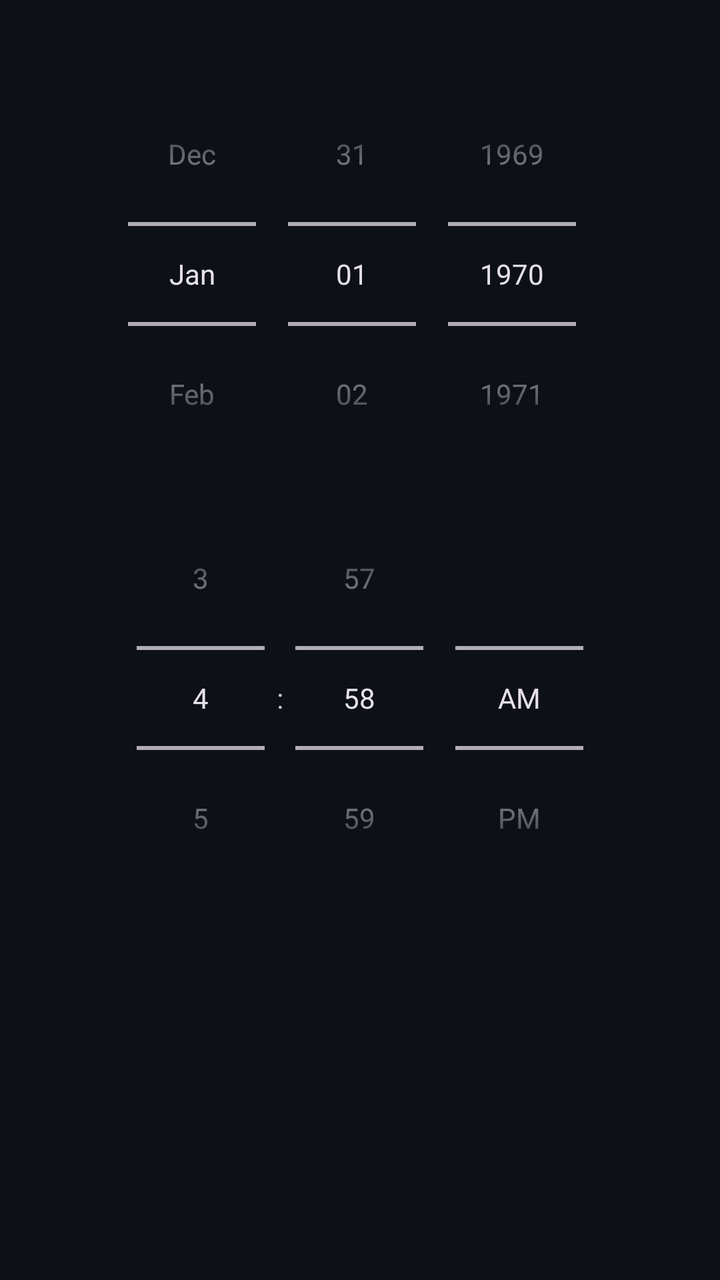
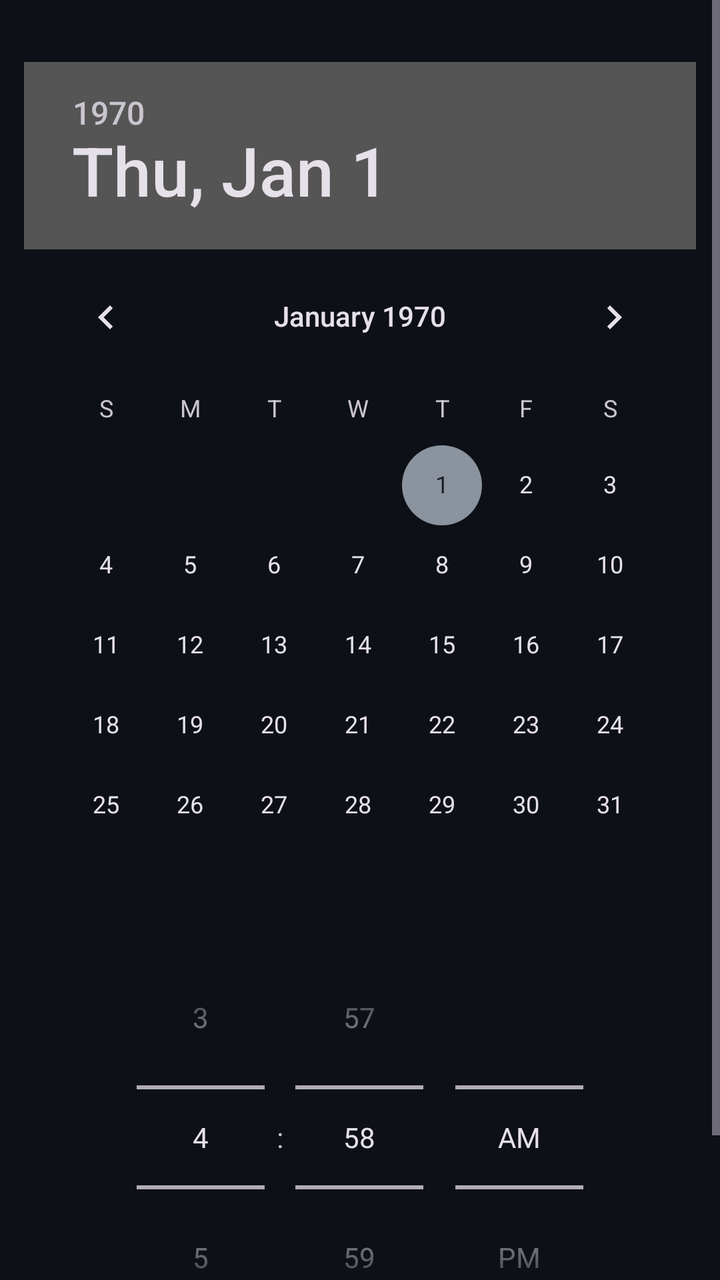

An Android layout rendered at two revisions. The XML below is the earlier revision; the diff shows what the commit changed to produce the second picture.
<!-- AndroidManifest.xml: application theme Theme.HomeworkTracker -->
<!-- res/layout/dialog_personal_deadline.xml -->
<ScrollView xmlns:android="http://schemas.android.com/apk/res/android" android:layout_width="match_parent" android:layout_height="wrap_content" android:fillViewport="true">
 <LinearLayout android:layout_width="match_parent" android:layout_height="wrap_content" android:orientation="vertical" android:padding="12dp">
  <TextView android:id="@+id/personalDeadlineTarget" android:layout_width="match_parent" android:layout_height="wrap_content" android:textColor="?attr/colorOnSurface" />
  <DatePicker android:id="@+id/personalDeadlineDate" android:layout_width="match_parent" android:layout_height="wrap_content" android:datePickerMode="spinner" android:calendarViewShown="false" />
  <TimePicker android:id="@+id/personalDeadlineTime" android:layout_width="match_parent" android:layout_height="wrap_content" android:timePickerMode="spinner" />
  <TextView android:id="@+id/personalDeadlinePreview" android:layout_width="match_parent" android:layout_height="wrap_content" android:padding="8dp" android:textColor="?attr/colorOnSurface" />
 </LinearLayout>
</ScrollView>
<!-- resources referenced by this layout -->
<resources>
  <style name="Theme.HomeworkTracker" parent="Base.Theme.HomeworkTracker" />
  <style name="Base.Theme.HomeworkTracker" parent="Theme.Material3.Dark.NoActionBar">
          <item name="colorPrimary">@color/md_primary</item>
          <item name="colorOnPrimary">@color/md_on_primary</item>
          <item name="colorPrimaryContainer">@color/md_primary_container</item>
          <item name="colorOnPrimaryContainer">@color/md_on_primary_container</item>
          <item name="colorSecondary">@color/md_secondary</item>
          <item name="colorOnSecondary">@color/md_on_secondary</item>
          <item name="colorSecondaryContainer">@color/md_secondary_container</item>
          <item name="colorOnSecondaryContainer">@color/md_on_secondary_container</item>
          <item name="colorError">@color/md_error</item>
          <item name="android:colorBackground">@color/md_surface</item>
          <item name="colorSurface">@color/md_surface</item>
          <item name="colorOnSurface">@color/md_on_surface</item>
          <item name="colorSurfaceVariant">@color/md_surface_variant</item>
          <item name="colorOnSurfaceVariant">@color/md_on_surface_variant</item>
          <item name="colorOutlineVariant">@color/md_outline_variant</item>
      </style>
  <color name="md_primary">#2F81F7</color>
  <color name="md_on_primary">#0D1117</color>
  <color name="md_primary_container">#1C2D4F</color>
  <color name="md_on_primary_container">#58A6FF</color>
  <color name="md_secondary">#8B949E</color>
  <color name="md_on_secondary">#0D1117</color>
  <color name="md_secondary_container">#21262D</color>
  <color name="md_on_secondary_container">#C9D1D9</color>
  <color name="md_error">#F85149</color>
  <color name="md_surface">#0D1117</color>
  <color name="md_on_surface">#F0F6FC</color>
  <color name="md_surface_variant">#161B22</color>
  <color name="md_on_surface_variant">#8B949E</color>
  <color name="md_outline_variant">#30363D</color>
</resources>

<!-- the commit's change to res/layout/dialog_personal_deadline.xml (unified diff, before → after) -->
@@ -1,7 +1,7 @@
 <ScrollView xmlns:android="http://schemas.android.com/apk/res/android" android:layout_width="match_parent" android:layout_height="wrap_content" android:fillViewport="true">
  <LinearLayout android:layout_width="match_parent" android:layout_height="wrap_content" android:orientation="vertical" android:padding="12dp">
   <TextView android:id="@+id/personalDeadlineTarget" android:layout_width="match_parent" android:layout_height="wrap_content" android:textColor="?attr/colorOnSurface" />
-  <DatePicker android:id="@+id/personalDeadlineDate" android:layout_width="match_parent" android:layout_height="wrap_content" android:datePickerMode="spinner" android:calendarViewShown="false" />
+  <DatePicker android:id="@+id/personalDeadlineDate" android:layout_width="match_parent" android:layout_height="wrap_content" android:datePickerMode="calendar" />
   <TimePicker android:id="@+id/personalDeadlineTime" android:layout_width="match_parent" android:layout_height="wrap_content" android:timePickerMode="spinner" />
   <TextView android:id="@+id/personalDeadlinePreview" android:layout_width="match_parent" android:layout_height="wrap_content" android:padding="8dp" android:textColor="?attr/colorOnSurface" />
  </LinearLayout>
